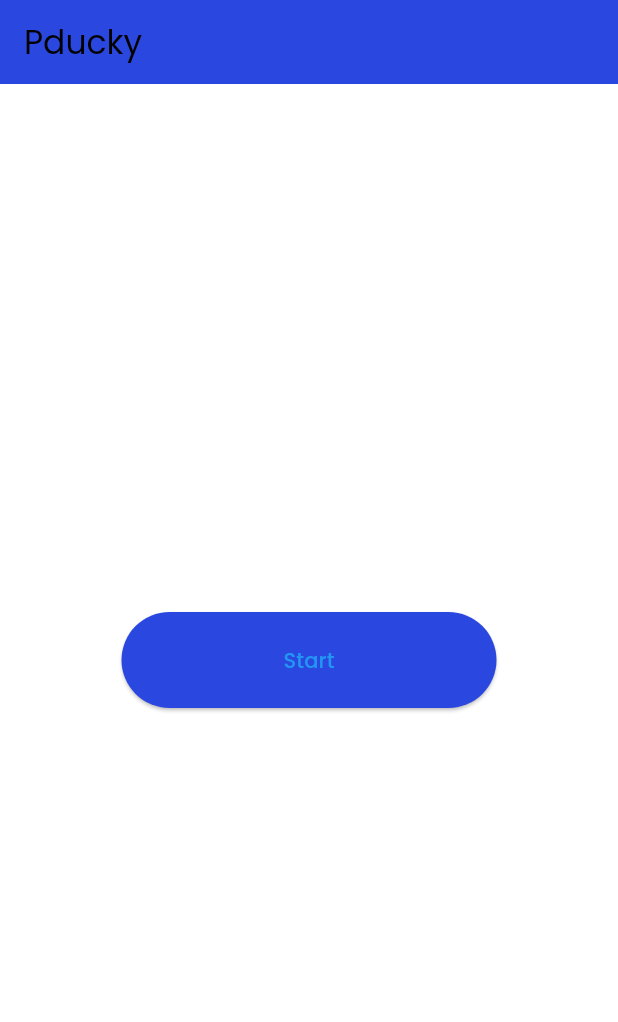
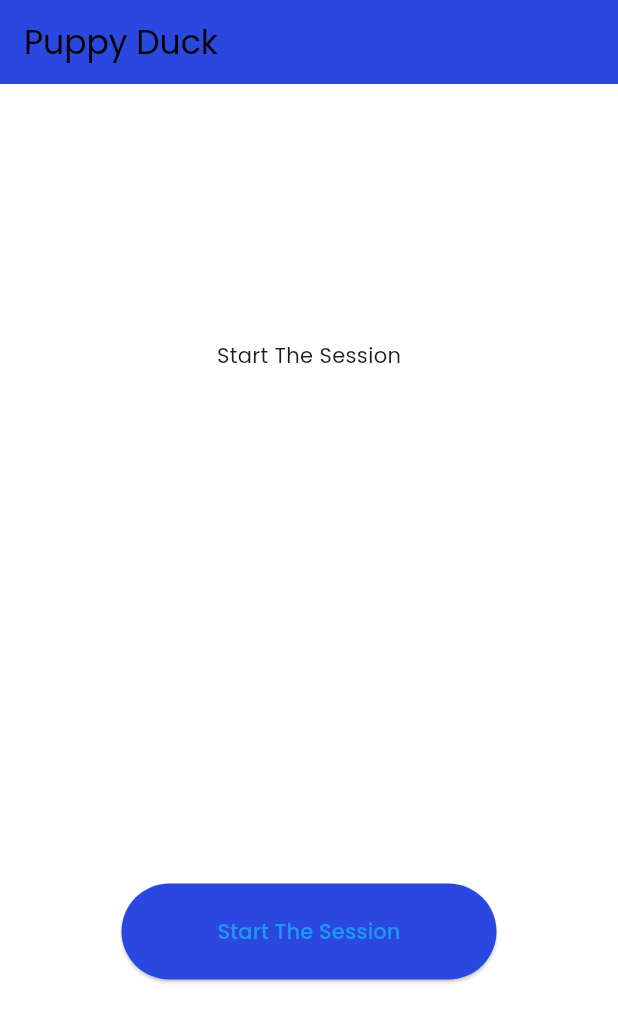
Before and after one commit to dreadrat/pducky, a Flutter app: the screen it shows after launch, on a phone screen of 412 x 824 dp. Shown: the top 1022 px of the screen. Run offline on Flutter 3.47's test engine with Material 3 defaults, Android fonts, the phone set to English and light mode, and no system bars; our stand-ins replace audioplayers, bloc, equatable, flutter_bloc, google_fonts; missing offline and left inert: flame, flame_audio, flame_behaviors; generated files the repository leaves out were written again.

```diff
--- a/lib/l10n/arb/app_en.arb
+++ b/lib/l10n/arb/app_en.arb
@@ -4,11 +4,15 @@
   "@startVeryGoodGame": {
     "description": "The initial start button of the game application"
   },
-  "titleAppBarTitle": "Pducky",
+  "titleAppBarTitle": "Puppy Duck",
   "@titleAppBarTitle": {
     "description": "Text shown in the AppBar of the Title Page"
   },
-  "titleButtonStart": "Start",
+ "titleDescription": "Start The Session",
+  "@titleDescription": {
+    "description": "Text shown in the start Button of the Title Page"
+  },
+  "titleButtonStart": "Start The Session",
   "@titleButtonStart": {
     "description": "Text shown in the start Button of the Title Page"
   },
--- a/lib/title/view/title_page.dart
+++ b/lib/title/view/title_page.dart
@@ -1,3 +1,4 @@
+import 'package:flame_audio/flame_audio.dart';
 import 'package:flutter/material.dart';
 import 'package:pducky/game/game.dart';
 import 'package:pducky/l10n/l10n.dart';
@@ -30,18 +31,26 @@ class TitleView extends StatelessWidget {
   @override
   Widget build(BuildContext context) {
     final l10n = context.l10n;
+    FlameAudio.play('intro_title.mp3');
 
-    return Center(
+    return Column(
+      mainAxisAlignment: MainAxisAlignment.spaceAround,
+      children: [
+        Text(l10n.titleDescription),
+        Center(
           child: SizedBox(
             width: 250,
             height: 64,
             child: ElevatedButton(
               onPressed: () {
-            Navigator.of(context).pushReplacement<void, void>(GamePage.route());
+                Navigator.of(context)
+                    .pushReplacement<void, void>(GamePage.route());
               },
               child: Center(child: Text(l10n.titleButtonStart)),
             ),
           ),
+        ),
+      ],
     );
   }
 }
```
Also changed, not shown: 4 other files. Lines whose indentation alone changed are shown as unchanged.
